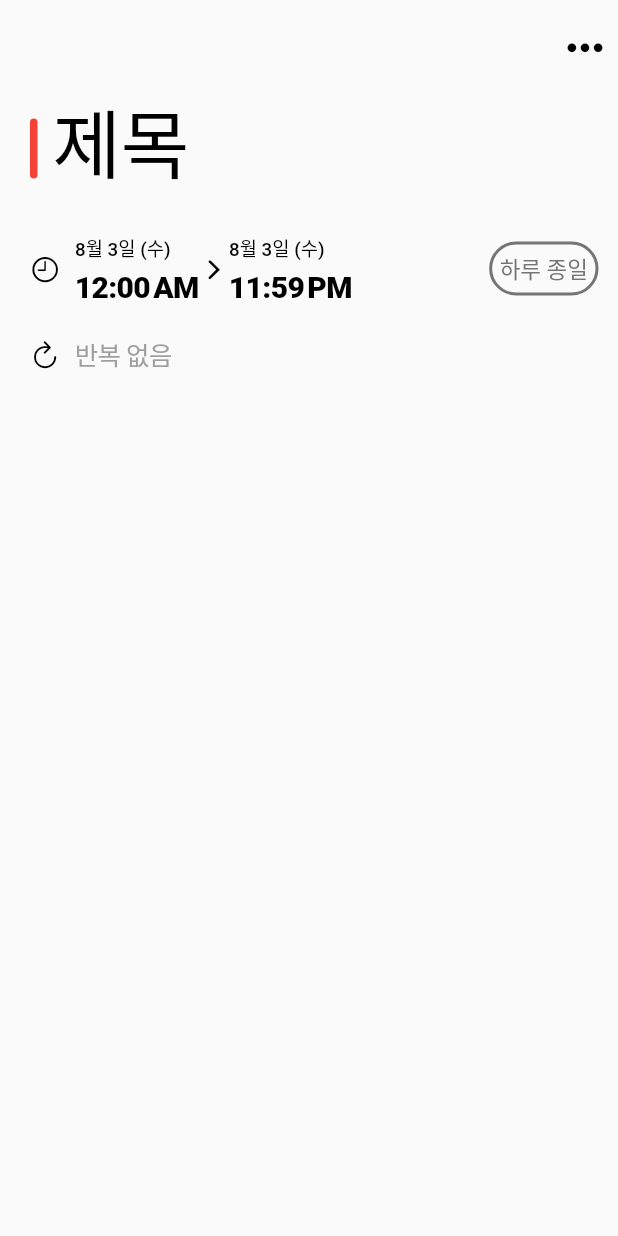
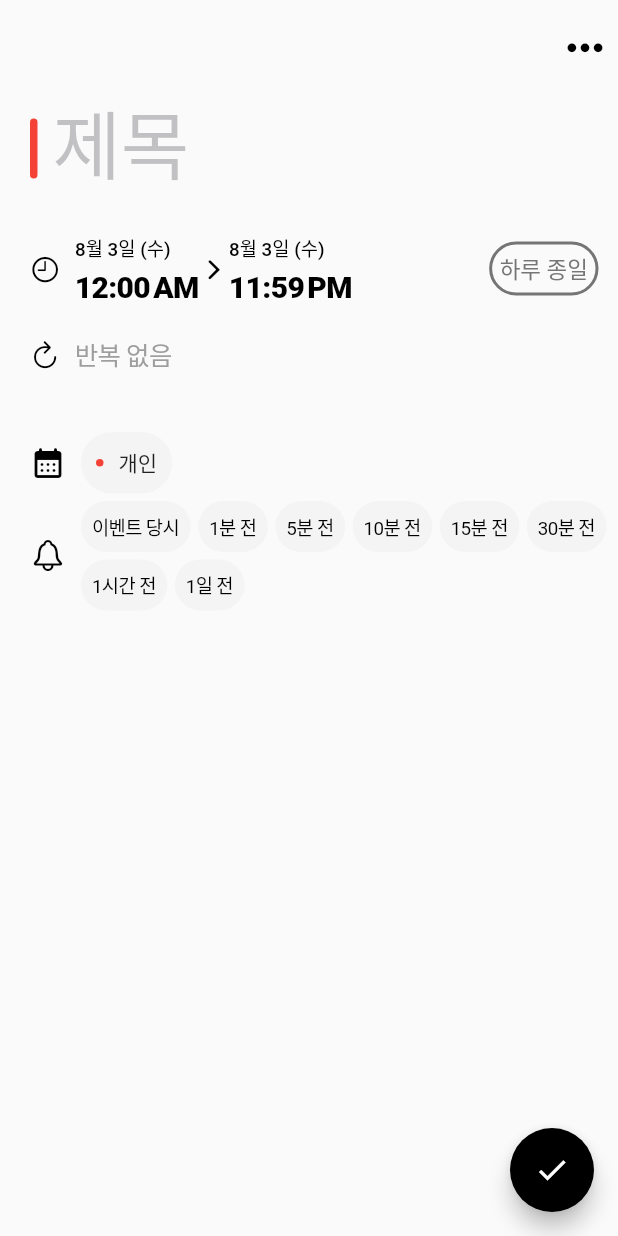
Before and after one commit to UkiDelly/calendar-with-hashtag, a Flutter app: the AddNewEventPage screen opened directly, on a phone screen of 412 x 824 dp. Run offline on Flutter 3.47's test engine with Material 2 defaults, Android fonts, the phone set to English and light mode, and no system bars; our stand-ins replace flutter_riverpod, flutter_svg, modal_bottom_sheet, table_calendar.

Commit message:
Create alarm select widget

```diff
--- /dev/null
+++ b/lib/model/alarm._enum.dart
@@ -0,0 +1,35 @@
+enum Alarm {
+  none,
+  atTime,
+  minuteBefore,
+  fiveMinutesBefore,
+  tenMinutesBefore,
+  fiftheenMinutesbefore,
+  thirtyMinutesBefore,
+  oneHourBefore,
+  oneDayBefore,
+}
+
+@override
+convertEnum(Alarm a) {
+  switch (a) {
+    case Alarm.none:
+      return "없음";
+    case Alarm.atTime:
+      return "이벤트 당시";
+    case Alarm.minuteBefore:
+      return "1분 전";
+    case Alarm.fiveMinutesBefore:
+      return "5분 전";
+    case Alarm.tenMinutesBefore:
+      return "10분 전";
+    case Alarm.fiftheenMinutesbefore:
+      return "15분 전";
+    case Alarm.thirtyMinutesBefore:
+      return "30분 전";
+    case Alarm.oneHourBefore:
+      return "1시간 전";
+    case Alarm.oneDayBefore:
+      return "1일 전";
+  }
+}
--- a/lib/view/New Event/new_event_page.dart
+++ b/lib/view/New Event/new_event_page.dart
@@ -4,8 +4,13 @@ import 'package:flutter/material.dart';
 import 'package:flutter_riverpod/flutter_riverpod.dart';
 
 import '../../provider/dates.dart';
+import 'widgets/accounts.dart';
+import 'widgets/alarm.dart';
 import 'widgets/date.dart';
+import 'widgets/location.dart';
+import 'widgets/memo.dart';
 import 'widgets/repeat.dart';
+import 'widgets/url.dart';
 
 class AddNewEventPage extends StatelessWidget {
   const AddNewEventPage({Key? key}) : super(key: key);
@@ -13,9 +18,17 @@ class AddNewEventPage extends StatelessWidget {
   @override
   Widget build(BuildContext context) {
     return Scaffold(
+        floatingActionButton: FloatingActionButton(
+          backgroundColor: CupertinoTheme.of(context).primaryColor,
+          onPressed: () {},
+          child: const Icon(Icons.check),
+        ),
+
+        //
         body: SingleChildScrollView(
           padding: const EdgeInsets.only(left: 20, right: 0, top: 10),
-      child: Column(crossAxisAlignment: CrossAxisAlignment.center, children: [
+          child:
+              Column(crossAxisAlignment: CrossAxisAlignment.center, children: [
             //
             //* Add to Template
             Align(
@@ -42,17 +55,37 @@ class AddNewEventPage extends StatelessWidget {
             ),
 
             //* Repeat
-        const RepeatWidget()
+            const RepeatWidget(),
+
+            //
+            const SizedBox(
+              height: 30,
+            ),
 
             //* Account
+            const AccountWidget(),
 
-        //* Alarm befor
+            //
+            const SizedBox(
+              height: 5,
+            ),
+
+            //* Alarm before
+            const AlarmWidget(),
+
+            //
+            const SizedBox(
+              height: 30,
+            ),
 
             //* Location
+            const LocationWidget(),
 
             //* url
+            const UrlWidget(),
 
-        //* Memo],
+            //* Memo
+            const MemoWidget(),
           ]),
         ));
   }
--- /dev/null
+++ b/lib/view/New Event/widgets/accounts.dart
@@ -0,0 +1,44 @@
+import 'package:flutter/material.dart';
+
+class AccountWidget extends StatelessWidget {
+  const AccountWidget({Key? key}) : super(key: key);
+
+  @override
+  Widget build(BuildContext context) {
+    return Row(
+      children: [
+        // Icon
+        const Icon(Icons.calendar_month_rounded),
+
+        const SizedBox(
+          width: 10,
+        ),
+
+        //
+        Container(
+          padding: const EdgeInsets.all(10),
+          decoration: BoxDecoration(
+              color: const Color(0xfff4f4f4),
+              borderRadius: BorderRadius.circular(25)),
+          child: Row(
+            mainAxisSize: MainAxisSize.min,
+            children: [
+              //* account color
+              Container(
+                width: 5,
+                height: 5,
+                decoration: const BoxDecoration(
+                    shape: BoxShape.circle, color: Colors.red),
+              ),
+
+              const SizedBox(width: 10),
+
+              //* account name
+              const Text("개인")
+            ],
+          ),
+        ),
+      ],
+    );
+  }
+}
--- /dev/null
+++ b/lib/view/New Event/widgets/alarm.dart
@@ -0,0 +1,82 @@
+import 'package:flutter/cupertino.dart';
+
+import '../../../model/alarm._enum.dart';
+
+class AlarmWidget extends StatefulWidget {
+  const AlarmWidget({Key? key}) : super(key: key);
+
+  @override
+  State<AlarmWidget> createState() => _AlarmWidgetState();
+}
+
+class _AlarmWidgetState extends State<AlarmWidget> {
+  // using Set because duplication is not allowed
+  Set<Alarm> alarmList = {
+    Alarm.atTime,
+    Alarm.minuteBefore,
+    Alarm.fiveMinutesBefore,
+    Alarm.tenMinutesBefore,
+    Alarm.fiftheenMinutesbefore,
+    Alarm.thirtyMinutesBefore,
+    Alarm.oneHourBefore,
+    Alarm.oneDayBefore
+  };
+
+  //
+  @override
+  Widget build(BuildContext context) {
+    print(alarmList);
+    return Row(
+      mainAxisAlignment: MainAxisAlignment.start,
+      children: [
+        //* Icon
+        const Icon(CupertinoIcons.bell),
+
+        //
+        const SizedBox(
+          width: 10,
+        ),
+
+        // Alarm
+        Expanded(
+          child: Align(
+            alignment: Alignment.centerLeft,
+            child: CupertinoButton(
+              padding: const EdgeInsets.all(0),
+
+              //* go to alarm selection page
+              onPressed: () => setState(() {
+                alarmList.clear();
+              }),
+
+              // if the alarm is null, show the list of selected alarms, if not null, show no alarm selected
+              child: alarmList.isEmpty ? const Text("없음") : alarms(),
+            ),
+          ),
+        ),
+      ],
+    );
+  }
+
+  Widget alarms() {
+    return Wrap(
+      direction: Axis.horizontal,
+      spacing: 5,
+      runSpacing: 5,
+      children: [
+        // loop the list
+        for (Alarm selectedAlarm in alarmList)
+          Container(
+            padding: const EdgeInsets.all(7.5),
+            decoration: BoxDecoration(
+                borderRadius: BorderRadius.circular(25),
+                color: const Color(0xfff4f4f4)),
+            child: Text(
+              convertEnum(selectedAlarm),
+              style: const TextStyle(fontSize: 12.5),
+            ),
+          )
+      ],
+    );
+  }
+}
--- a/lib/view/New Event/widgets/date.dart
+++ b/lib/view/New Event/widgets/date.dart
@@ -1,4 +1,4 @@
-import 'package:care_square_assignment/data/repeat_enum.dart';
+import 'package:care_square_assignment/model/repeat_enum.dart';
 import 'package:flutter/cupertino.dart';
 import 'package:flutter/material.dart';
 
--- a/lib/view/New Event/widgets/repeat.dart
+++ b/lib/view/New Event/widgets/repeat.dart
@@ -2,7 +2,7 @@ import 'package:flutter/cupertino.dart';
 import 'package:flutter/material.dart';
 import 'package:modal_bottom_sheet/modal_bottom_sheet.dart';
 
-import '../../../data/repeat_enum.dart';
+import '../../../model/repeat_enum.dart';
 import '../Repeat/repeat_pick.dart';
 
 class RepeatWidget extends StatefulWidget {
@@ -34,7 +34,7 @@ class _RepeatWidgetState extends State<RepeatWidget> {
           onPressed: () => showCupertinoModalBottomSheet(
             useRootNavigator: true,
             context: context,
-            builder: (context) => RepeatSelectPage((r) {
+            builder: (context) => RepeatSelectPage(repeat: repeat, (r) {
               //* update the repeat
               setState(() {
                 repeat = r;
@@ -48,7 +48,13 @@ class _RepeatWidgetState extends State<RepeatWidget> {
                     convertEnum(repeat),
                     style: TextStyle(color: Colors.grey.shade500),
                   )
-                : const SizedBox(),
+                : Container(
+                    padding: const EdgeInsets.fromLTRB(15, 5, 15, 5),
+                    decoration: BoxDecoration(
+                        borderRadius: BorderRadius.circular(25),
+                        color: const Color(0xfff4f4f4)),
+                    child: Text(convertEnum(repeat)),
+                  ),
           ),
         )
       ],
--- a/lib/view/New Event/widgets/title.dart
+++ b/lib/view/New Event/widgets/title.dart
@@ -14,7 +14,6 @@ class _NewEventTitleState extends State<NewEventTitle> {
   @override
   void initState() {
     super.initState();
-    _textEditingController.text = "제목";
   }
 
   @override
@@ -41,6 +40,7 @@ class _NewEventTitleState extends State<NewEventTitle> {
             //
             decoration: const BoxDecoration(),
             style: const TextStyle(fontSize: 50),
+            placeholder: "제목",
           ))
         ],
       ),
```
Also changed, not shown: lib/view/New Event/Alarm/alarm_picker.dart (added, +17 -0 lines), lib/view/New Event/Repeat/repeat_pick.dart (+184 -14 lines), lib/view/New Event/widgets/location.dart (added, +17 -0 lines), lib/view/New Event/widgets/memo.dart (added, +12 -0 lines), lib/view/New Event/widgets/url.dart (added, +12 -0 lines), lib/model/repeat_enum.dart (renamed from lib/data/repeat_enum.dart). Lines whose indentation alone changed are shown as unchanged.
